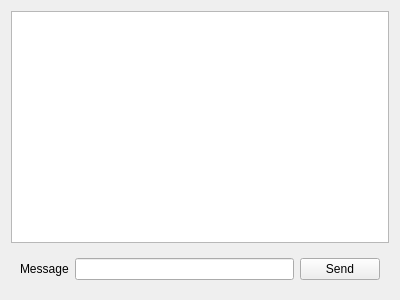
This is server/ClientChatWidget.ui in 10sorry/messanger as Qt 5 draws it before an edit. The edited form follows.
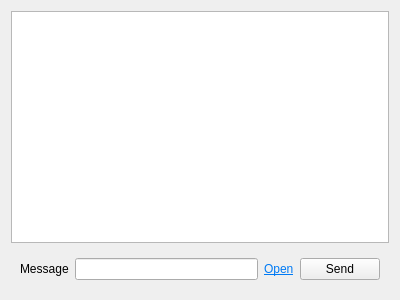
This is the edited form.

```diff
--- a/server/ClientChatWidget.ui
+++ b/server/ClientChatWidget.ui
@@ -30,6 +30,13 @@
       <item>
        <widget class="QLineEdit" name="lineMessage"/>
       </item>
+      <item>
+       <widget class="QLabel" name="labelOpen">
+        <property name="text">
+         <string>&lt;html&gt;&lt;head/&gt;&lt;body&gt;&lt;p&gt;&lt;a href=&quot;#&quot;&gt;&lt;span style=&quot; text-decoration: underline; color:#007af4;&quot;&gt;Open&lt;/span&gt;&lt;/a&gt;&lt;/p&gt;&lt;/body&gt;&lt;/html&gt;</string>
+        </property>
+       </widget>
+      </item>
       <item>
        <widget class="QPushButton" name="buttonSend">
         <property name="text">
```
